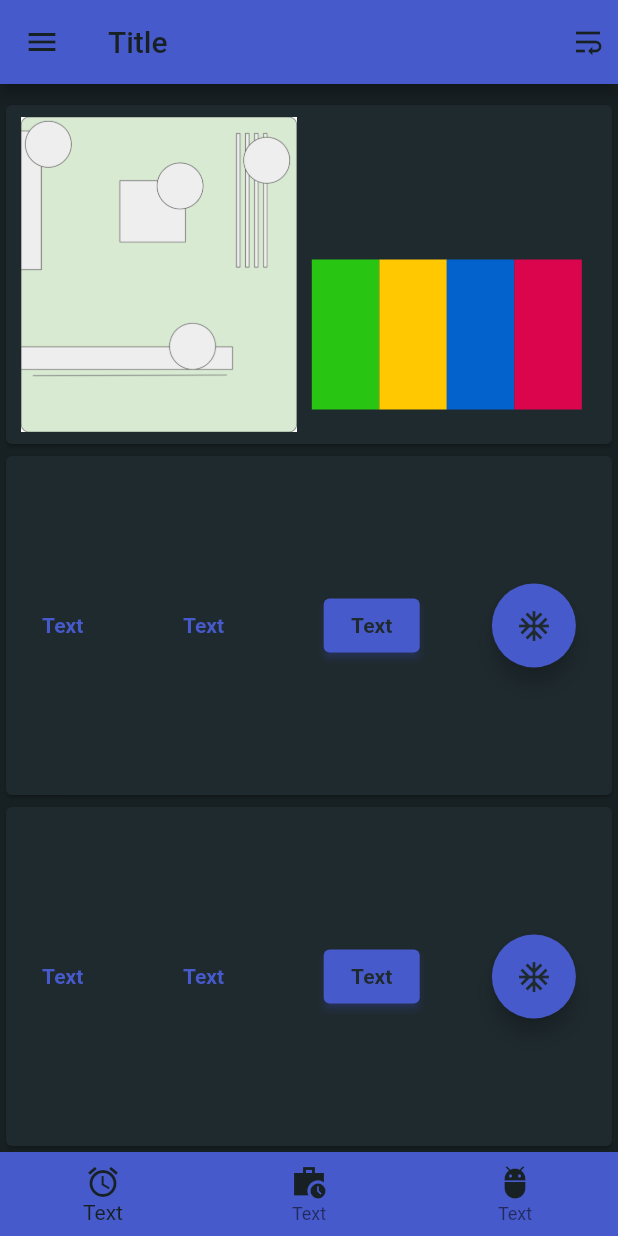
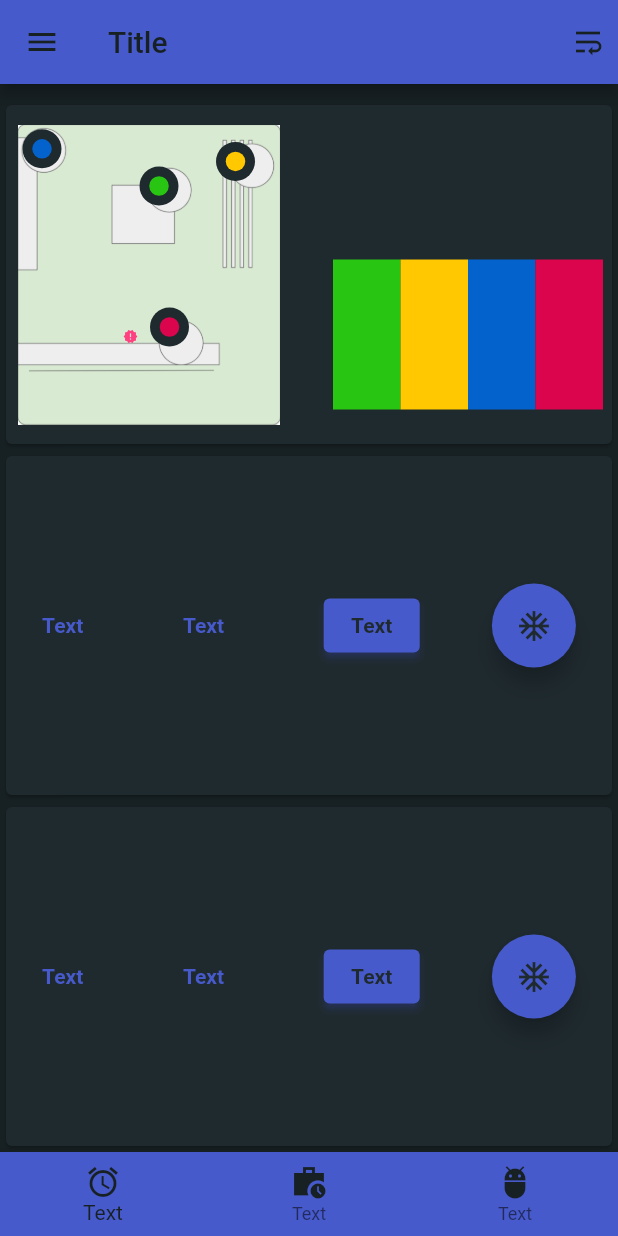
Before and after one commit to grantraja/color_layers, a Flutter app: the screen it shows after launch, on a phone screen of 412 x 824 dp. Run offline on Flutter 3.47's test engine with Material 2 defaults, Android fonts, the light colour scheme and no system bars.

Commit message:
board graphic, scalable w/o linkage

```diff
--- a/lib/board.dart
+++ b/lib/board.dart
@@ -1,3 +1,8 @@
+import 'package:color_layers/circular_chart.dart';
+import 'package:color_layers/error_marker.dart';
+import 'package:provider/provider.dart';
+import 'number_gen.dart';
+import 'package:color_layers/colors.dart';
 import 'package:flutter/cupertino.dart';
 
 class BoardDiagram extends StatelessWidget {
@@ -5,10 +10,67 @@ class BoardDiagram extends StatelessWidget {
 
   @override
   Widget build(BuildContext context) {
-    return Stack(
-      children: [
-        Image.asset('assets/board.png'),
-      ],
+    return SizedBox(
+      height: 200,
+      width: 200,
+      child: Stack(
+        children: [
+          Image.asset('assets/board.png'),
+          CoordinateOffset(
+            X: 0.405,
+            Y: 0.14,
+            height: 200,
+            width: 200,
+            child: CircularChartOne(
+              height: 26,
+              value: Provider.of<DataProvider>(context).heightVal(26, 0),
+              color: cpuColor,
+            ),
+          ),
+          CoordinateOffset(
+            X: 0.66,
+            Y: 0.058,
+            height: 200,
+            width: 200,
+            child: CircularChartOne(
+              height: 26,
+              value: Provider.of<DataProvider>(context).heightVal(26, 1),
+              color: memColor,
+            ),
+          ),
+          CoordinateOffset(
+            X: 0.015,
+            Y: 0.016,
+            height: 200,
+            width: 200,
+            child: CircularChartOne(
+              height: 26,
+              value: Provider.of<DataProvider>(context).heightVal(26, 2),
+              color: netColor,
+            ),
+          ),
+          CoordinateOffset(
+            X: 0.44,
+            Y: 0.61,
+            height: 200,
+            width: 200,
+            child: CircularChartOne(
+              height: 26,
+              value: Provider.of<DataProvider>(context).heightVal(26, 3),
+              color: gpuColor,
+            ),
+          ),
+          const CoordinateOffset(
+            X: 0.35,
+            Y: 0.68,
+            height: 200,
+            width: 200,
+            child: ErrorMarker(
+              diameter: 10,
+            ),
+          ),
+        ],
+      ),
     );
   }
 }
@@ -36,12 +98,12 @@ class CoordinateOffset extends StatelessWidget {
       child: Column(
         children: [
           SizedBox(
-            height: height/Y,
+            height: height * Y,
           ),
           Row(
             children: [
               SizedBox(
-                width: width/X,
+                width: width * X,
               ),
               child,
             ],
--- a/lib/circular_chart.dart
+++ b/lib/circular_chart.dart
@@ -3,32 +3,42 @@ import 'package:flutter/cupertino.dart';
 
 class CircularChartOne extends StatelessWidget {
   final double height;
-  final int value;
+  final double value;
+  final Color color;
   const CircularChartOne({
     required this.height,
     required this.value,
+    required this.color,
     super.key,
   });
 
   @override
   Widget build(BuildContext context) {
-    return Stack(
+    return SizedBox(
+      height: height,
+      width: height,
+      child: Stack(
         children: [
-        Container(
+          Center(
+            child: Container(
               height: height,
               decoration: BoxDecoration(
-            color: thirty,
+                color: sixty,
                 shape: BoxShape.circle,
               ),
             ),
-        Container(
-          height: (value/100)*height,
+          ),
+          Center(
+            child: Container(
+              height: value,
               decoration: BoxDecoration(
-            color: cpuColor,
+                color: color,
                 shape: BoxShape.circle,
               ),
             ),
+          ),
         ],
+      ),
     );
   }
 }
--- /dev/null
+++ b/lib/error_marker.dart
@@ -0,0 +1,20 @@
+import 'package:flutter/material.dart';
+
+import 'colors.dart';
+
+class ErrorMarker extends StatelessWidget {
+  final double diameter;
+  const ErrorMarker({
+    required this.diameter,
+    super.key,
+  });
+
+  @override
+  Widget build(BuildContext context) {
+    return Icon(
+      size: diameter,
+      Icons.new_releases,
+      color: ten,
+    );
+  }
+}
```
Lines whose indentation alone changed are shown as unchanged.
